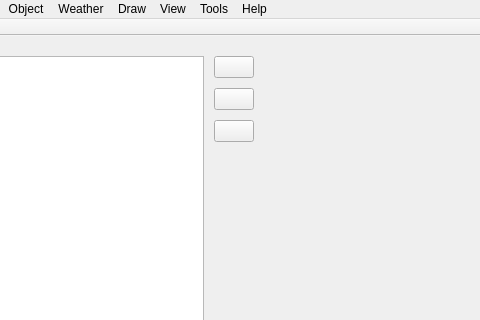
Qt form explorer/mainwindow.ui (archnemesis/OSMExplorer) before a commit; both pictures show x 116 to 596 and y 0 to 320 of the 1094 by 712 pixel window.
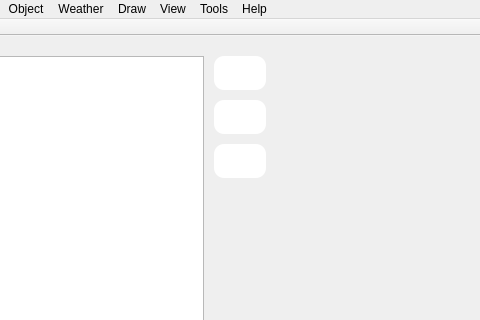
The same form after that commit. Icons and pictures are not drawn. Custom widgets are drawn as their Qt base class.

```diff
--- a/explorer/mainwindow.ui
+++ b/explorer/mainwindow.ui
@@ -48,6 +48,13 @@
         <verstretch>0</verstretch>
        </sizepolicy>
       </property>
+      <property name="styleSheet">
+       <string notr="true">QPushButton {
+	border-radius: 10px;
+	background-color: palette(base);
+	padding: 10px;
+}</string>
+      </property>
       <layout class="QHBoxLayout" name="horizontalLayout_3">
        <property name="spacing">
         <number>10</number>
@@ -136,6 +143,9 @@
              <height>0</height>
             </size>
            </property>
+           <property name="styleSheet">
+            <string notr="true"/>
+           </property>
            <property name="text">
             <string/>
            </property>
```
Left out of the diff: 3 changed lines with no effect on the pictures.
